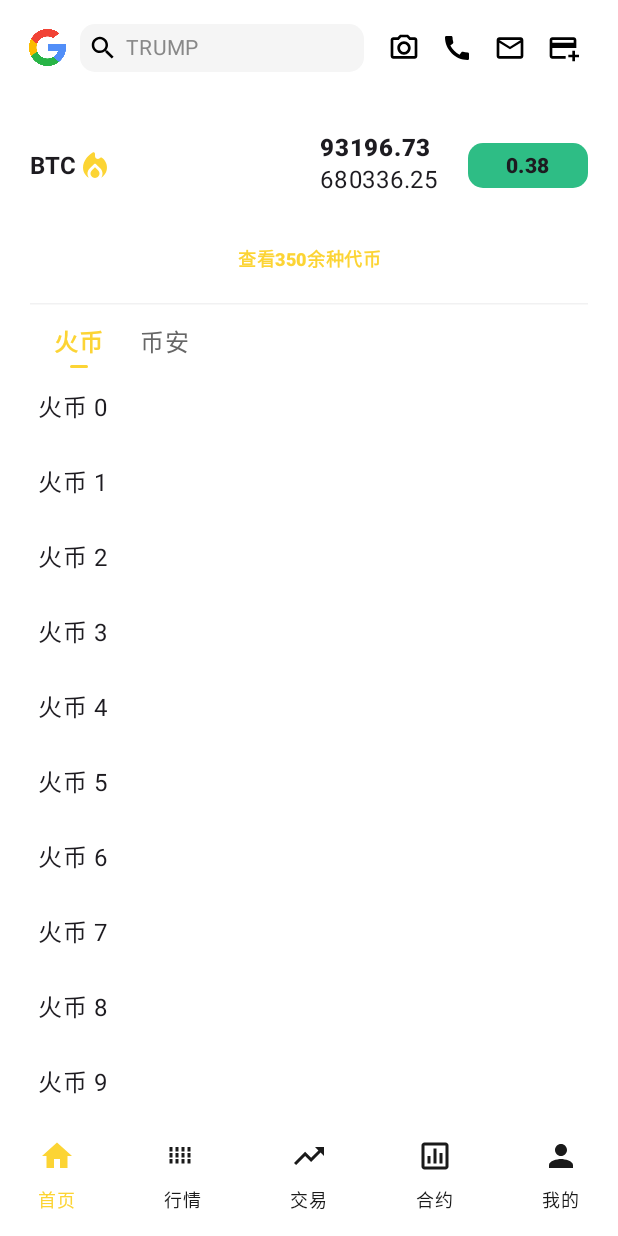
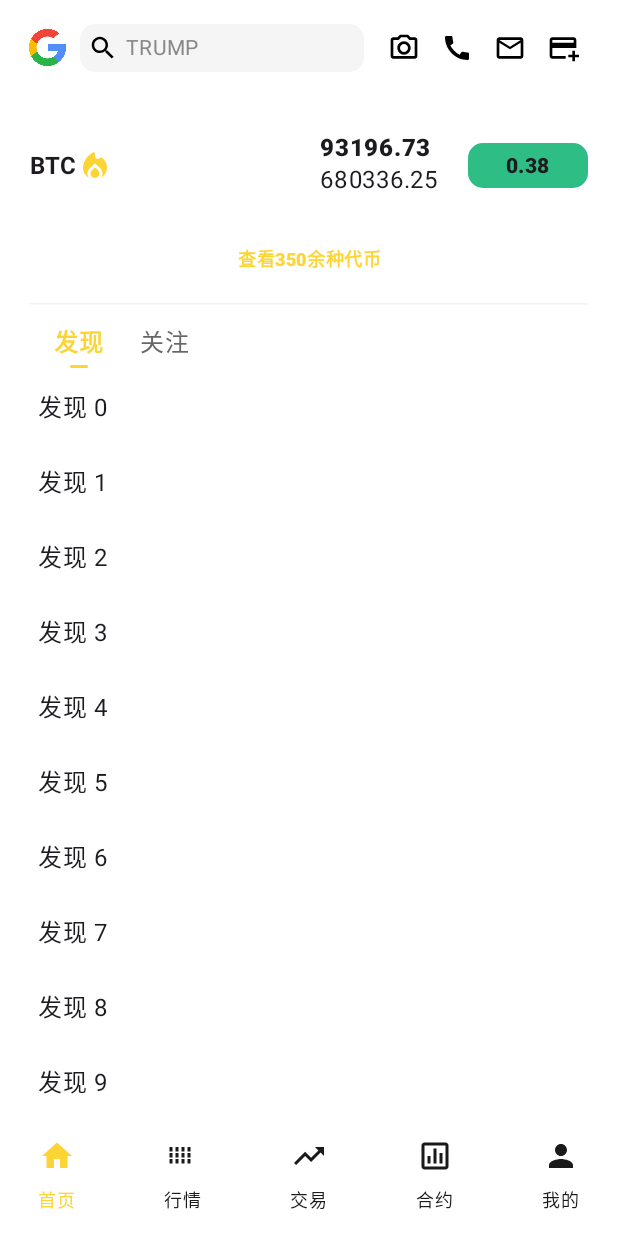
Before and after one commit to aidaole/BiAn, an Android app built with Jetpack Compose: the screen it shows after launch (MainActivity), scrolled down 476 dp, on a phone screen of 412 x 824 dp. Run offline under Robolectric (Android 15) with nearby library versions, the phone set to English and light mode, and no system bars; our stand-ins replace Dagger/Hilt's generated code.

Commit message:
[tab修改为data类]

```diff
--- /dev/null
+++ b/app/src/main/java/com/aidaole/bian/features/home/data/FeedTabInfo.kt
@@ -0,0 +1,6 @@
+package com.aidaole.bian.features.home.data
+
+data class FeedTabInfo(
+    val id: Int,
+    val name: String
+)
--- a/app/src/main/java/com/aidaole/bian/features/home/widget/FeedListContent.kt
+++ b/app/src/main/java/com/aidaole/bian/features/home/widget/FeedListContent.kt
@@ -37,6 +37,7 @@ import androidx.compose.ui.layout.onSizeChanged
 import androidx.compose.ui.text.font.FontWeight
 import androidx.compose.ui.unit.IntSize
 import androidx.compose.ui.unit.dp
+import com.aidaole.bian.features.home.data.FeedTabInfo
 import kotlinx.coroutines.launch
 
 private const val TAG = "FeedListContent"
@@ -47,7 +48,10 @@ fun FeedListPagers(
     isStickyHeaderPinned: Boolean,
     outerDispatcher: NestedScrollDispatcher
 ) {
-    val tabTitles = listOf("火币", "币安")
+    val tabTitles = listOf(
+        FeedTabInfo(0, "发现"),
+        FeedTabInfo(1, "关注"),
+    )
     val pagerState = rememberPagerState { tabTitles.size }
     val coroutineScope = rememberCoroutineScope()
 
@@ -63,10 +67,9 @@ fun FeedListPagers(
         )
         IconInfosPager(
             pagerState = pagerState,
-            tabContents = listOf(
-                { TabContent(isStickyHeaderPinned, "火币", outerDispatcher) },
-                { TabContent(isStickyHeaderPinned, "BTC", outerDispatcher) }
-            ),
+            tabContents = tabTitles.mapIndexed { index, item ->
+                { TabContent(isStickyHeaderPinned, tabTitles[index], outerDispatcher) }
+            },
             modifier = Modifier.weight(1F)
         )
     }
@@ -75,7 +78,7 @@ fun FeedListPagers(
 @Composable
 private fun TabContent(
     isStickyHeaderPinned: Boolean,
-    title: String,
+    feedTabInfo: FeedTabInfo,
     outDispatcher: NestedScrollDispatcher
 ) {
     val listState = rememberLazyListState()
@@ -103,7 +106,7 @@ private fun TabContent(
     ) {
         items(50) {
             Text(
-                "$title $it",
+                "${feedTabInfo.name} $it",
                 Modifier
                     .height(50.dp)
                     .padding(5.dp)
@@ -114,7 +117,7 @@ private fun TabContent(
 
 @Composable
 fun IconInfosTabRow(
-    tabTitles: List<String>,
+    tabTitles: List<FeedTabInfo>,
     pagerState: PagerState,
     onTabSelected: (Int) -> Unit,
     onSizeChanged: (IntSize) -> Unit = {}
@@ -129,13 +132,13 @@ fun IconInfosTabRow(
             .padding(horizontal = 16.dp),
         verticalAlignment = Alignment.CenterVertically
     ) {
-        tabTitles.forEachIndexed { index, title ->
+        tabTitles.forEachIndexed { index, feedTabInfo ->
             Column(
                 horizontalAlignment = Alignment.CenterHorizontally,
                 modifier = Modifier.noRippleClickable { onTabSelected(index) }
             ) {
                 Text(
-                    text = title,
+                    text = feedTabInfo.name,
                     color = if (pagerState.currentPage == index) {
                         MaterialTheme.colorScheme.primary
                     } else {
```
